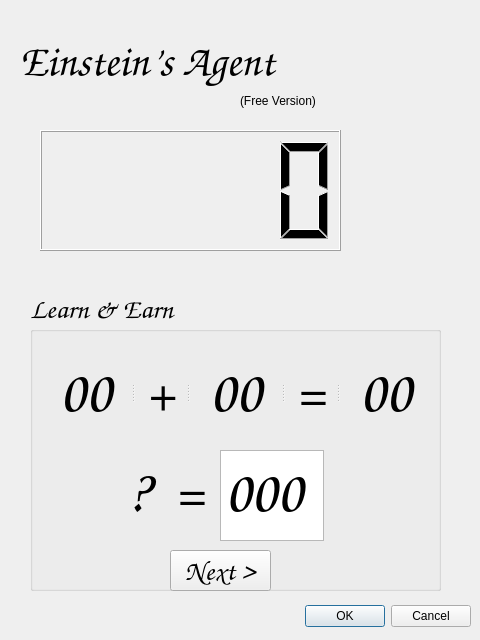
Old version of the form freedialog.ui in the repository Herzo/ea.
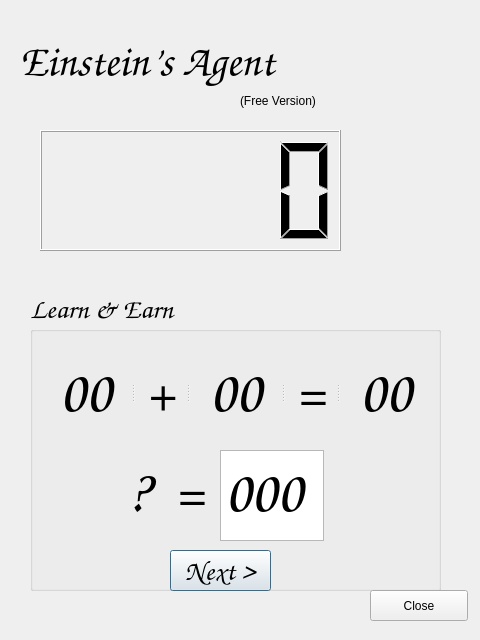
New version of the form. Icons and pictures are not drawn.

Commit message: Renamed control on dialog

```diff
--- a/freedialog.ui
+++ b/freedialog.ui
@@ -13,23 +13,7 @@
   <property name="windowTitle">
    <string>Dialog</string>
   </property>
-  <widget class="QDialogButtonBox" name="buttonBox">
-   <property name="geometry">
-    <rect>
-     <x>10</x>
-     <y>600</y>
-     <width>461</width>
-     <height>32</height>
-    </rect>
-   </property>
-   <property name="orientation">
-    <enum>Qt::Horizontal</enum>
-   </property>
-   <property name="standardButtons">
-    <set>QDialogButtonBox::Cancel|QDialogButtonBox::Ok</set>
-   </property>
-  </widget>
-  <widget class="QLabel" name="label">
+  <widget class="QLabel" name="Dave">
    <property name="geometry">
     <rect>
      <x>350</x>
@@ -305,6 +289,19 @@
    <zorder>pushButton</zorder>
    <zorder>imgMark</zorder>
   </widget>
+  <widget class="QPushButton" name="CloseButton">
+   <property name="geometry">
+    <rect>
+     <x>370</x>
+     <y>590</y>
+     <width>98</width>
+     <height>31</height>
+    </rect>
+   </property>
+   <property name="text">
+    <string>Close</string>
+   </property>
+  </widget>
  </widget>
  <resources>
   <include location="systray.qrc"/>
```
Left out of the diff: 76 changed lines with no effect on the pictures. The commit also changes 2 other files.
